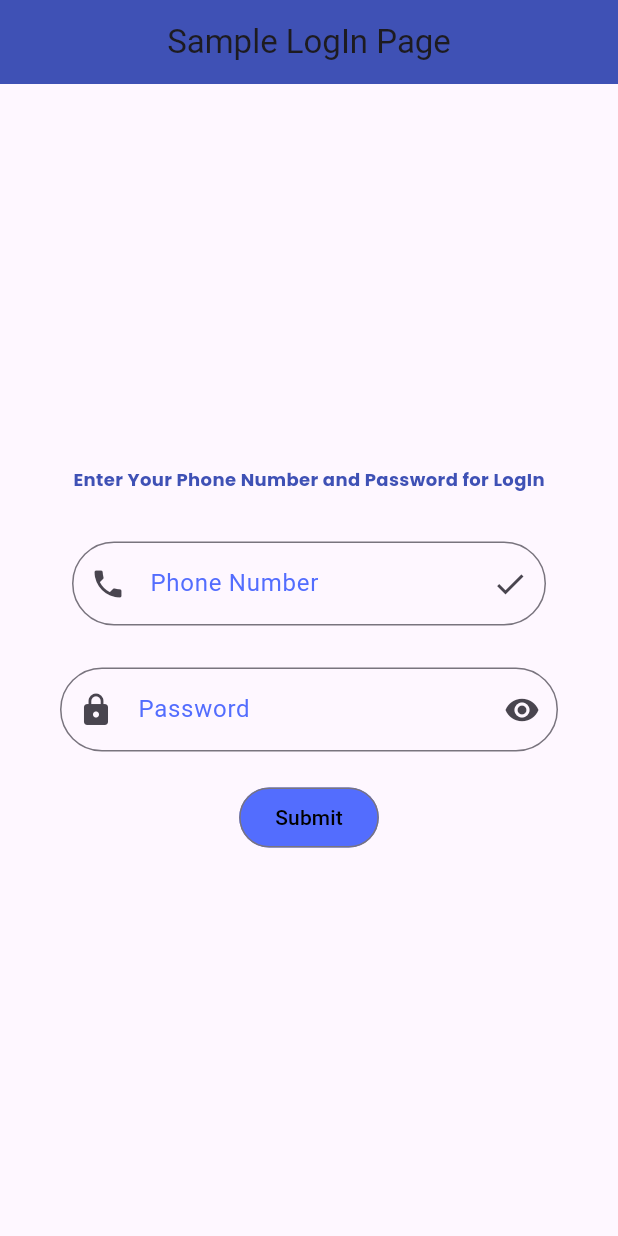
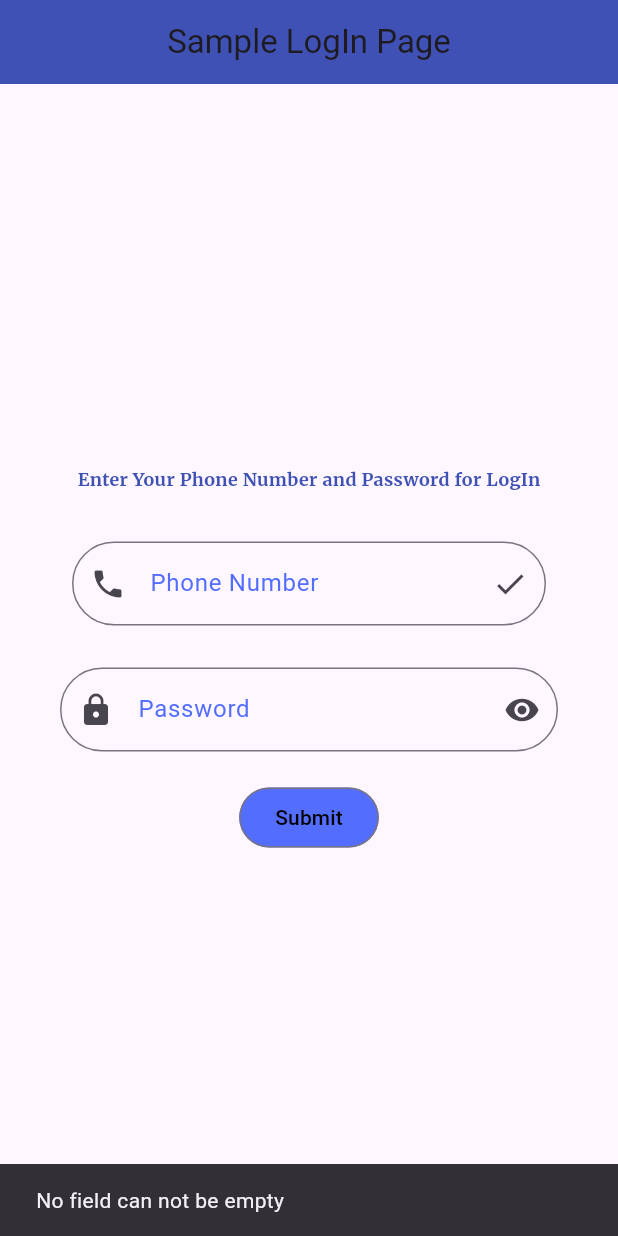
Before and after one commit to nahidmeraj765/login-page-sample, a Flutter app: the screen it shows after launch, after a tap on "Submit", on a phone screen of 412 x 824 dp. Run offline on Flutter 3.47's test engine with Material 3 defaults, Android fonts, the phone set to English and light mode, and no system bars; our stand-ins replace google_fonts.

Commit message:
adding validation and snackbar

```diff
--- a/lib/home.dart
+++ b/lib/home.dart
@@ -6,6 +6,9 @@ class Home extends StatelessWidget {
 
   @override
   Widget build(BuildContext context) {
+    TextEditingController phoneController = TextEditingController();
+    TextEditingController passwordController = TextEditingController();
+
     return Scaffold(
       appBar: AppBar(
         title: Text("Sample LogIn Page"),
@@ -19,14 +22,19 @@ class Home extends StatelessWidget {
           mainAxisAlignment: MainAxisAlignment.center, // vertical centering
           crossAxisAlignment: CrossAxisAlignment.center, // horizontal centering
           children: [
-            Text("Enter Your Phone Number and Password for LogIn",
-            style: GoogleFonts.poppins(fontSize: 12,fontWeight: FontWeight.bold, color: Colors.indigo),),
-            SizedBox(
-            height: 25,
+            Text(
+              "Enter Your Phone Number and Password for LogIn",
+              style: GoogleFonts.merriweather(
+                fontSize: 12,
+                fontWeight: FontWeight.bold,
+                color: Colors.indigo,
               ),
+            ),
+            SizedBox(height: 25),
             Padding(
               padding: const EdgeInsets.all(8.0),
               child: TextField(
+                controller: phoneController,
                 decoration: InputDecoration(
                   hintText: "Enter Phone Number",
                   labelText: "Phone Number",
@@ -46,35 +54,47 @@ class Home extends StatelessWidget {
                 ),
               ),
             ),
-            SizedBox(
-              height: 20,
-            ),
+            SizedBox(height: 20),
             TextField(
               obscureText: true,
+              controller: passwordController,
               decoration: InputDecoration(
                 hintText: "Enter Password",
                 labelText: "Password",
                 prefixIcon: Icon(Icons.lock),
                 suffixIcon: Icon(Icons.remove_red_eye),
-                hintStyle: TextStyle(
-                  color: Colors.indigoAccent,
-                  fontSize: 14,
-                ),
-                labelStyle: TextStyle(
-                  color: Colors.indigoAccent,
-                  fontSize: 16,
-                ),
+                hintStyle: TextStyle(color: Colors.indigoAccent, fontSize: 14),
+                labelStyle: TextStyle(color: Colors.indigoAccent, fontSize: 16),
                 border: OutlineInputBorder(
                   borderRadius: BorderRadius.circular(50),
                 ),
               ),
             ),
-          SizedBox(
-            height: 20,
-          ),
+            SizedBox(height: 20),
             OutlinedButton(
-            onPressed: (){},
-            child: Text('Submit', style: TextStyle(color: Colors.black),),
+              onPressed: () {
+                if (phoneController.text.isEmpty || passwordController.text.isEmpty) {
+                  ScaffoldMessenger.of(context).showSnackBar(
+                    SnackBar(content: Text("No field can not be empty"))
+                  );
+                } else if (phoneController.text.length != 11 || passwordController.text.length <= 8) {
+                  if(phoneController.text.length != 11){
+                    ScaffoldMessenger.of(context).showSnackBar(
+                    SnackBar(content: Text("You must Enter 11 digits as Phone Number"))
+                  );
+                  }
+                  else if(passwordController.text.length <= 8){
+                    ScaffoldMessenger.of(context).showSnackBar(
+                    SnackBar(content: Text("You must Enter at least 8 digits as Password"))
+                  );
+                  }
+                } else {
+                  ScaffoldMessenger.of(context).showSnackBar(
+                    SnackBar(content: Text("Log In Successful :D"))
+                  );
+                }
+              },
+              child: Text('Submit', style: TextStyle(color: Colors.black)),
               style: OutlinedButton.styleFrom(
                 backgroundColor: Colors.indigoAccent,
               ),
```
Lines whose indentation alone changed are shown as unchanged.
